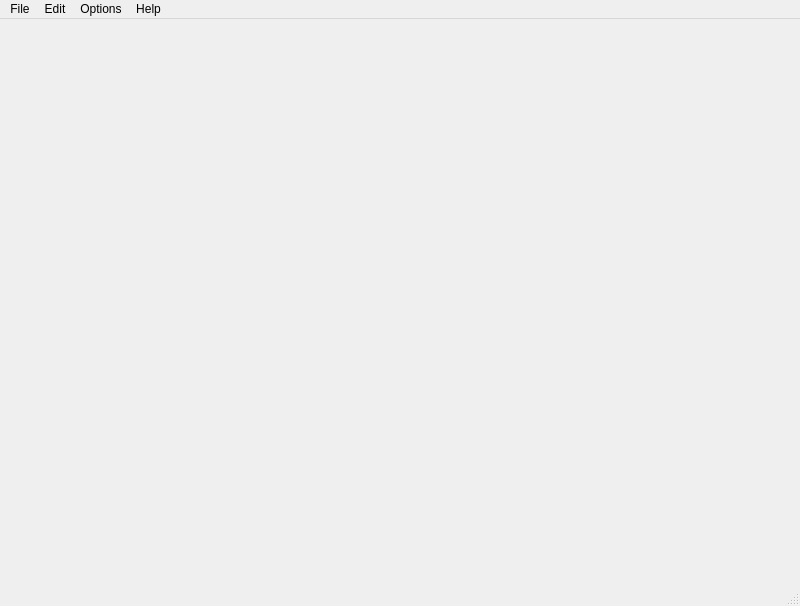
The window that src/views/MainWindow.ui (frmeu9/projet_fin_etude) describes before a commit, drawn with Qt 5.
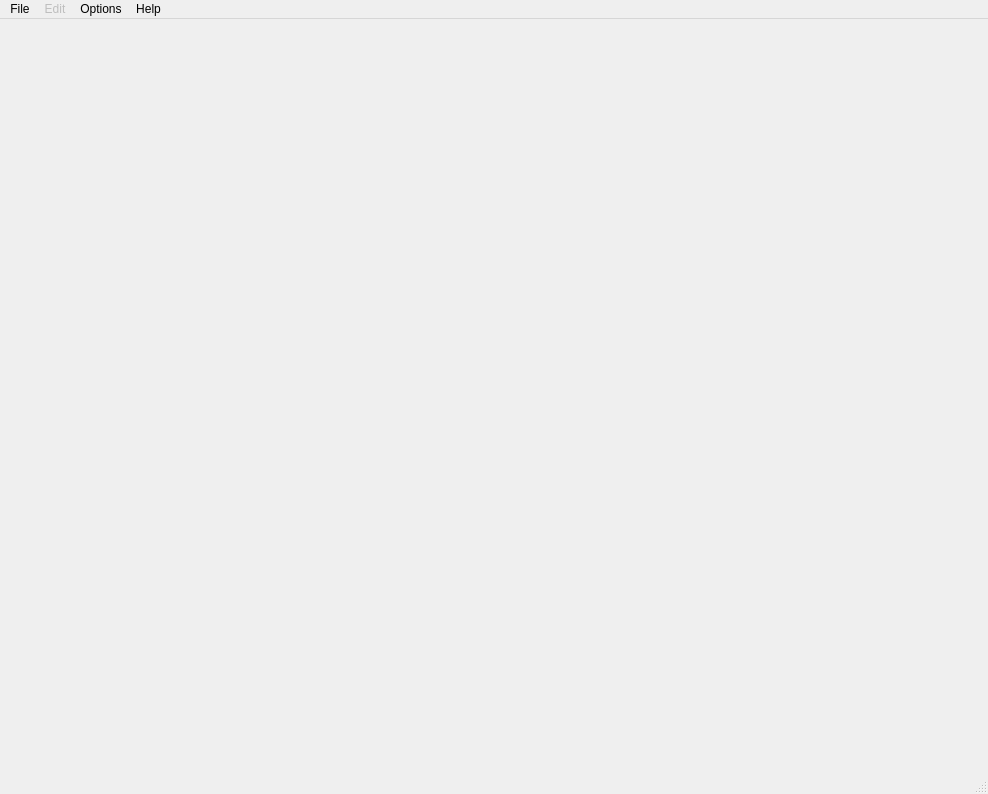
The same window after the commit.

Commit message: camera File Widget, outline color,

Diff of the .ui file:
```diff
--- a/src/views/MainWindow.ui
+++ b/src/views/MainWindow.ui
@@ -6,8 +6,8 @@
    <rect>
     <x>0</x>
     <y>0</y>
-    <width>800</width>
-    <height>606</height>
+    <width>988</width>
+    <height>794</height>
    </rect>
   </property>
   <property name="windowTitle">
@@ -19,7 +19,7 @@
     <rect>
      <x>0</x>
      <y>0</y>
-     <width>800</width>
+     <width>988</width>
      <height>21</height>
     </rect>
    </property>
@@ -30,6 +30,9 @@
     <addaction name="MN_file_exit"/>
    </widget>
    <widget class="QMenu" name="menuEdit">
+    <property name="enabled">
+     <bool>false</bool>
+    </property>
     <property name="title">
      <string>Edit</string>
     </property>
```
The commit also changes 5 other files.
